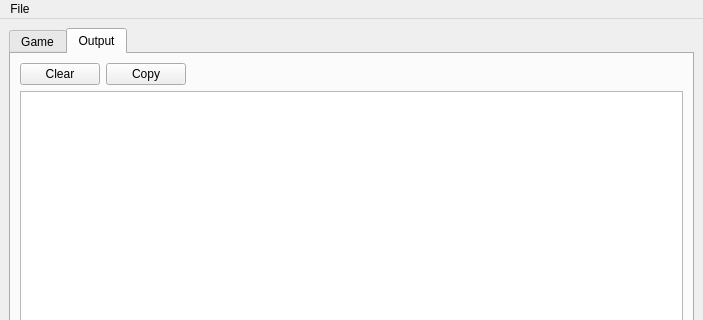
Before: the Qt Designer form gamewindow.ui in giantpune/qtwitgui, drawn with Qt 5; both pictures show x 0 to 703 and y 0 to 320 of the 703 by 517 pixel window.
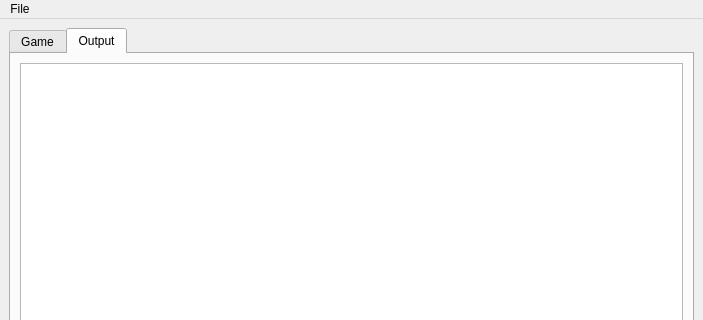
After: the same form once the commit is applied. The open tabs and pages were chosen to show the change.

Commit message: * remove unused button in gamewindow::output tab * append ( some of ) wit's stdout & stderr to this window

```diff
--- a/gamewindow.ui
+++ b/gamewindow.ui
@@ -269,37 +269,6 @@
        </attribute>
        <layout class="QGridLayout" name="gridLayout_3">
         <item row="0" column="0">
-         <layout class="QHBoxLayout" name="horizontalLayout_4">
-          <item>
-           <widget class="QPushButton" name="pushButton_clear">
-            <property name="text">
-             <string>Clear</string>
-            </property>
-           </widget>
-          </item>
-          <item>
-           <widget class="QPushButton" name="pushButton_copy">
-            <property name="text">
-             <string>Copy</string>
-            </property>
-           </widget>
-          </item>
-          <item>
-           <spacer name="horizontalSpacer_4">
-            <property name="orientation">
-             <enum>Qt::Horizontal</enum>
-            </property>
-            <property name="sizeHint" stdset="0">
-             <size>
-              <width>40</width>
-              <height>20</height>
-             </size>
-            </property>
-           </spacer>
-          </item>
-         </layout>
-        </item>
-        <item row="1" column="0">
          <widget class="QTextEdit" name="textEdit"/>
         </item>
        </layout>
```
The commit also changes 3 other files.
